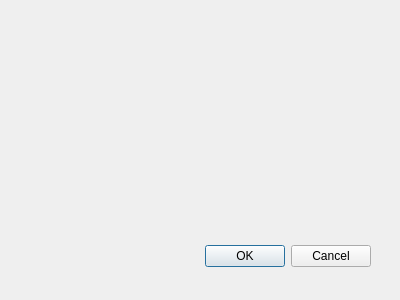
Qt form PyChat/qt/windowauth.ui (SoulOfSet/PyChat) before a commit.
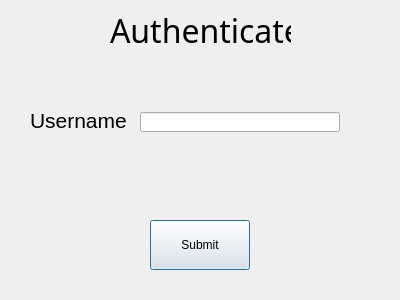
The same form after that commit.

What changed in the file:
```diff
--- a/PyChat/qt/windowauth.ui
+++ b/PyChat/qt/windowauth.ui
@@ -15,20 +15,64 @@
   <property name="windowTitle" >
    <string>Dialog</string>
   </property>
-  <widget class="QDialogButtonBox" name="buttonBox" >
-   <property name="geometry" >
+  <widget class="QLabel" name="usernameLabel">
+   <property name="geometry">
     <rect>
      <x>30</x>
-     <y>240</y>
-     <width>341</width>
-     <height>32</height>
+     <y>100</y>
+     <width>100</width>
+     <height>41</height>
     </rect>
    </property>
-   <property name="orientation" >
-    <enum>Qt::Horizontal</enum>
+   <property name="font">
+    <font>
+     <pointsize>16</pointsize>
+    </font>
    </property>
-   <property name="standardButtons" >
-    <set>QDialogButtonBox::Cancel|QDialogButtonBox::Ok</set>
+   <property name="text">
+    <string>Username</string>
+   </property>
+  </widget>
+  <widget class="QLineEdit" name="lineEdit">
+   <property name="geometry">
+    <rect>
+     <x>140</x>
+     <y>112</y>
+     <width>200</width>
+     <height>20</height>
+    </rect>
+   </property>
+  </widget>
+  <widget class="QLabel" name="authTitleLabel">
+   <property name="geometry">
+    <rect>
+     <x>110</x>
+     <y>10</y>
+     <width>181</width>
+     <height>41</height>
+    </rect>
+   </property>
+   <property name="font">
+    <font>
+     <family>MS PGothic</family>
+     <pointsize>24</pointsize>
+    </font>
+   </property>
+   <property name="text">
+    <string>Authenticate</string>
+   </property>
+  </widget>
+  <widget class="QPushButton" name="pushButton">
+   <property name="geometry">
+    <rect>
+     <x>150</x>
+     <y>220</y>
+     <width>100</width>
+     <height>50</height>
+    </rect>
+   </property>
+   <property name="text">
+    <string>Submit</string>
    </property>
   </widget>
  </widget>
```
Left out of the diff: 50 changed lines with no effect on the pictures.
